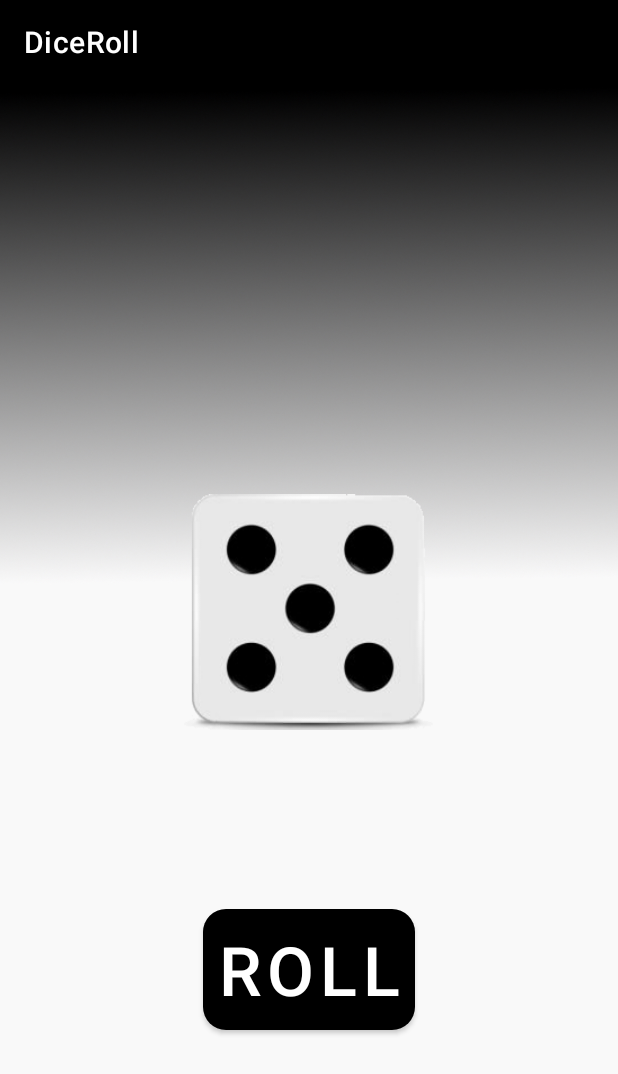
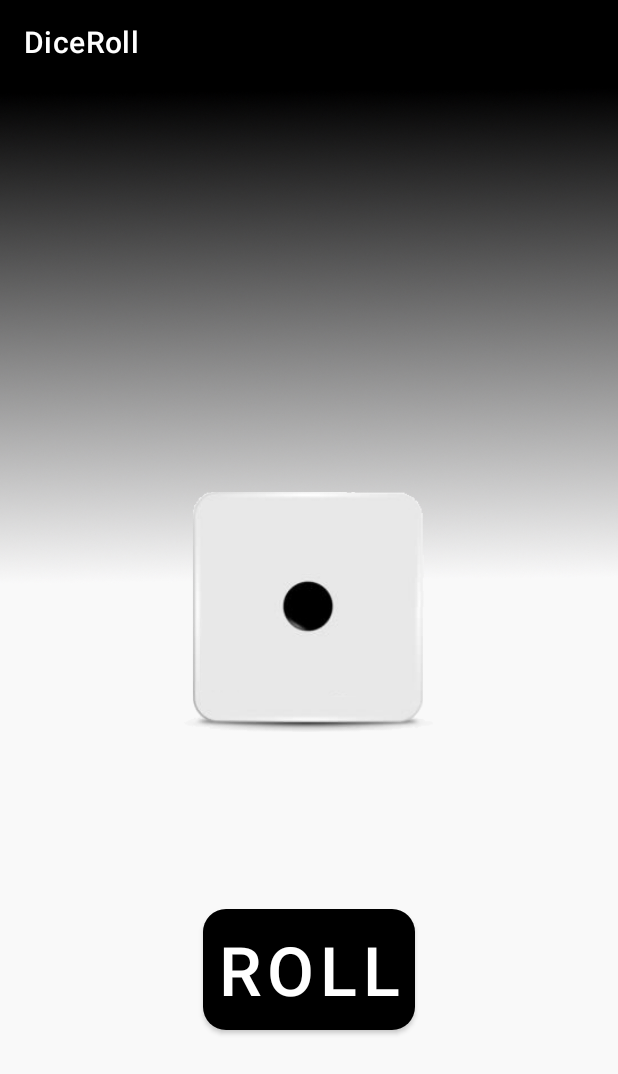
Before and after one commit to Vasic2000/DiceRoll, an Android app: the screen it shows after launch (MainActivity), after a tap on "ROLL", on a phone screen of 412 x 824 dp. Shown: the top 1074 px of the screen. Run offline under Robolectric (Android 15) with nearby library versions, the light colour scheme and no system bars.

Commit message:
Звук не очень (

```diff
--- a/app/src/main/java/ru/vasic2000/diceroll/MainActivity.kt
+++ b/app/src/main/java/ru/vasic2000/diceroll/MainActivity.kt
@@ -1,32 +1,43 @@
 package ru.vasic2000.diceroll
 
-import android.graphics.Bitmap
+import android.media.AudioManager
+import android.media.SoundPool
 import androidx.appcompat.app.AppCompatActivity
 import android.os.Bundle
 import android.widget.Button
 import android.widget.ImageView
-import android.widget.TextView
-import android.widget.Toast
 
 class MainActivity : AppCompatActivity() {
+    lateinit var diceImageView : ImageView
+
+    //    Sounds
+    lateinit var sounds : SoundPool
+    var soundThrow : Int = 0
+
     override fun onCreate(savedInstanceState: Bundle?) {
         super.onCreate(savedInstanceState)
         setContentView(R.layout.activity_main)
 
-        val diceImageView : ImageView = findViewById(R.id.diceImage)
+        diceImageView = findViewById(R.id.diceImage)
         val rollButton = findViewById<Button>(R.id.button)
 
+        //      Эта строка позволяет управлять громкостью Media из приложения кнопками громче тише
+        volumeControlStream = AudioManager.STREAM_MUSIC
+        soundInit()
+
          rollButton.setOnClickListener {
-            var side : Int = rollDice()
-            when (side) {
-                1 -> diceImageView.setImageResource(R.drawable.dice1)
-                2 -> diceImageView.setImageResource(R.drawable.dice2)
-                3 -> diceImageView.setImageResource(R.drawable.dice3)
-                4 -> diceImageView.setImageResource(R.drawable.dice4)
-                5 -> diceImageView.setImageResource(R.drawable.dice5)
-                6 -> diceImageView.setImageResource(R.drawable.dice6)
-            }
+            sounds.play(soundThrow, 1f, 1f, 1, 0, 1f)
+            val threadDraw : SecondThread = SecondThread(this)
+             val winDrawThread = Thread(threadDraw)
+             winDrawThread.start()
         }
+    }
+
+    private fun soundInit() {
+        sounds = SoundPool.Builder()
+            .setMaxStreams(2)
+            .build()
+        soundThrow = sounds.load(applicationContext, R.raw.dice, 1)
     }
 
     private fun rollDice() : Int {
--- /dev/null
+++ b/app/src/main/java/ru/vasic2000/diceroll/SecondThread.kt
@@ -0,0 +1,243 @@
+package ru.vasic2000.diceroll
+
+class SecondThread(private val mainActivity: MainActivity) : Runnable {
+
+    override fun run() {
+        try {
+            Thread.sleep(220)
+        } catch (e: InterruptedException) {
+            e.printStackTrace()
+        }
+
+        var side : Int = rollDice()
+
+        when (side) {
+            1 -> mainActivity.diceImageView.post{
+                mainActivity.diceImageView.setImageResource(R.drawable.dice1)
+            }
+            2 -> mainActivity.diceImageView.post {
+                mainActivity.diceImageView.setImageResource(R.drawable.dice2)
+            }
+            3 -> mainActivity.diceImageView.post {
+                mainActivity.diceImageView.setImageResource(R.drawable.dice3)
+            }
+            4 -> mainActivity.diceImageView.post {
+                mainActivity.diceImageView.setImageResource(R.drawable.dice4)
+            }
+            5 -> mainActivity.diceImageView.post {
+                mainActivity.diceImageView.setImageResource(R.drawable.dice5)
+            }
+            6 -> mainActivity.diceImageView.post {
+                mainActivity.diceImageView.setImageResource(R.drawable.dice6)
+            }
+        }
+
+        try {
+            Thread.sleep(50)
+        } catch (e: InterruptedException) {
+            e.printStackTrace()
+        }
+
+        side  = rollDice()
+
+        when (side) {
+            1 -> mainActivity.diceImageView.post{
+                mainActivity.diceImageView.setImageResource(R.drawable.dice1)
+            }
+            2 -> mainActivity.diceImageView.post {
+                mainActivity.diceImageView.setImageResource(R.drawable.dice2)
+            }
+            3 -> mainActivity.diceImageView.post {
+                mainActivity.diceImageView.setImageResource(R.drawable.dice3)
+            }
+            4 -> mainActivity.diceImageView.post {
+                mainActivity.diceImageView.setImageResource(R.drawable.dice4)
+            }
+            5 -> mainActivity.diceImageView.post {
+                mainActivity.diceImageView.setImageResource(R.drawable.dice5)
+            }
+            6 -> mainActivity.diceImageView.post {
+                mainActivity.diceImageView.setImageResource(R.drawable.dice6)
+            }
+        }
+
+        try {
+            Thread.sleep(50)
+        } catch (e: InterruptedException) {
+            e.printStackTrace()
+        }
+
+        side  = rollDice()
+
+        when (side) {
+            1 -> mainActivity.diceImageView.post{
+                mainActivity.diceImageView.setImageResource(R.drawable.dice1)
+            }
+            2 -> mainActivity.diceImageView.post {
+                mainActivity.diceImageView.setImageResource(R.drawable.dice2)
+            }
+            3 -> mainActivity.diceImageView.post {
+                mainActivity.diceImageView.setImageResource(R.drawable.dice3)
+            }
+            4 -> mainActivity.diceImageView.post {
+                mainActivity.diceImageView.setImageResource(R.drawable.dice4)
+            }
+            5 -> mainActivity.diceImageView.post {
+                mainActivity.diceImageView.setImageResource(R.drawable.dice5)
+            }
+            6 -> mainActivity.diceImageView.post {
+                mainActivity.diceImageView.setImageResource(R.drawable.dice6)
+            }
+        }
+
+        try {
+            Thread.sleep(70)
+        } catch (e: InterruptedException) {
+            e.printStackTrace()
+        }
+
+        side  = rollDice()
+
+        when (side) {
+            1 -> mainActivity.diceImageView.post{
+                mainActivity.diceImageView.setImageResource(R.drawable.dice1)
+            }
+            2 -> mainActivity.diceImageView.post {
+                mainActivity.diceImageView.setImageResource(R.drawable.dice2)
+            }
+            3 -> mainActivity.diceImageView.post {
+                mainActivity.diceImageView.setImageResource(R.drawable.dice3)
+            }
+            4 -> mainActivity.diceImageView.post {
+                mainActivity.diceImageView.setImageResource(R.drawable.dice4)
+            }
+            5 -> mainActivity.diceImageView.post {
+                mainActivity.diceImageView.setImageResource(R.drawable.dice5)
+            }
+            6 -> mainActivity.diceImageView.post {
+                mainActivity.diceImageView.setImageResource(R.drawable.dice6)
+            }
+        }
+
+        try {
+            Thread.sleep(50)
+        } catch (e: InterruptedException) {
+            e.printStackTrace()
+        }
+
+        side  = rollDice()
+
+        when (side) {
+            1 -> mainActivity.diceImageView.post{
+                mainActivity.diceImageView.setImageResource(R.drawable.dice1)
+            }
+            2 -> mainActivity.diceImageView.post {
+                mainActivity.diceImageView.setImageResource(R.drawable.dice2)
+            }
+            3 -> mainActivity.diceImageView.post {
+                mainActivity.diceImageView.setImageResource(R.drawable.dice3)
+            }
+            4 -> mainActivity.diceImageView.post {
+                mainActivity.diceImageView.setImageResource(R.drawable.dice4)
+            }
+            5 -> mainActivity.diceImageView.post {
+                mainActivity.diceImageView.setImageResource(R.drawable.dice5)
+            }
+            6 -> mainActivity.diceImageView.post {
+                mainActivity.diceImageView.setImageResource(R.drawable.dice6)
+            }
+        }
+
+        try {
+            Thread.sleep(50)
+        } catch (e: InterruptedException) {
+            e.printStackTrace()
+        }
+
+        side  = rollDice()
+
+        when (side) {
+            1 -> mainActivity.diceImageView.post{
+                mainActivity.diceImageView.setImageResource(R.drawable.dice1)
+            }
+            2 -> mainActivity.diceImageView.post {
+                mainActivity.diceImageView.setImageResource(R.drawable.dice2)
+            }
+            3 -> mainActivity.diceImageView.post {
+                mainActivity.diceImageView.setImageResource(R.drawable.dice3)
+            }
+            4 -> mainActivity.diceImageView.post {
+                mainActivity.diceImageView.setImageResource(R.drawable.dice4)
+            }
+            5 -> mainActivity.diceImageView.post {
+                mainActivity.diceImageView.setImageResource(R.drawable.dice5)
+            }
+            6 -> mainActivity.diceImageView.post {
+                mainActivity.diceImageView.setImageResource(R.drawable.dice6)
+            }
+        }
+
+        try {
+            Thread.sleep(100)
+        } catch (e: InterruptedException) {
+            e.printStackTrace()
+        }
+
+        side  = rollDice()
+
+        when (side) {
+            1 -> mainActivity.diceImageView.post{
+                mainActivity.diceImageView.setImageResource(R.drawable.dice1)
+            }
+            2 -> mainActivity.diceImageView.post {
+                mainActivity.diceImageView.setImageResource(R.drawable.dice2)
+            }
+            3 -> mainActivity.diceImageView.post {
+                 mainActivity.diceImageView.setImageResource(R.drawable.dice3)
+            }
+            4 -> mainActivity.diceImageView.post {
+                mainActivity.diceImageView.setImageResource(R.drawable.dice4)
+            }
+            5 -> mainActivity.diceImageView.post {
+                mainActivity.diceImageView.setImageResource(R.drawable.dice5)
+            }
+            6 -> mainActivity.diceImageView.post {
+                mainActivity.diceImageView.setImageResource(R.drawable.dice6)
+            }
+        }
+
+        try {
+            Thread.sleep(500)
+        } catch (e: InterruptedException) {
+            e.printStackTrace()
+        }
+
+        side  = rollDice()
+
+        when (side) {
+            1 -> mainActivity.diceImageView.post{
+                mainActivity.diceImageView.setImageResource(R.drawable.dice1)
+            }
+            2 -> mainActivity.diceImageView.post {
+                mainActivity.diceImageView.setImageResource(R.drawable.dice2)
+            }
+            3 -> mainActivity.diceImageView.post {
+                mainActivity.diceImageView.setImageResource(R.drawable.dice3)
+            }
+            4 -> mainActivity.diceImageView.post {
+                mainActivity.diceImageView.setImageResource(R.drawable.dice4)
+            }
+            5 -> mainActivity.diceImageView.post {
+                mainActivity.diceImageView.setImageResource(R.drawable.dice5)
+            }
+            6 -> mainActivity.diceImageView.post {
+                mainActivity.diceImageView.setImageResource(R.drawable.dice6)
+            }
+        }
+    }
+
+    private fun rollDice() : Int {
+        val dice = MainActivity.Dice(6)
+        return dice.roll()
+    }
+}
```
Also changed, not shown: 1 other file.
